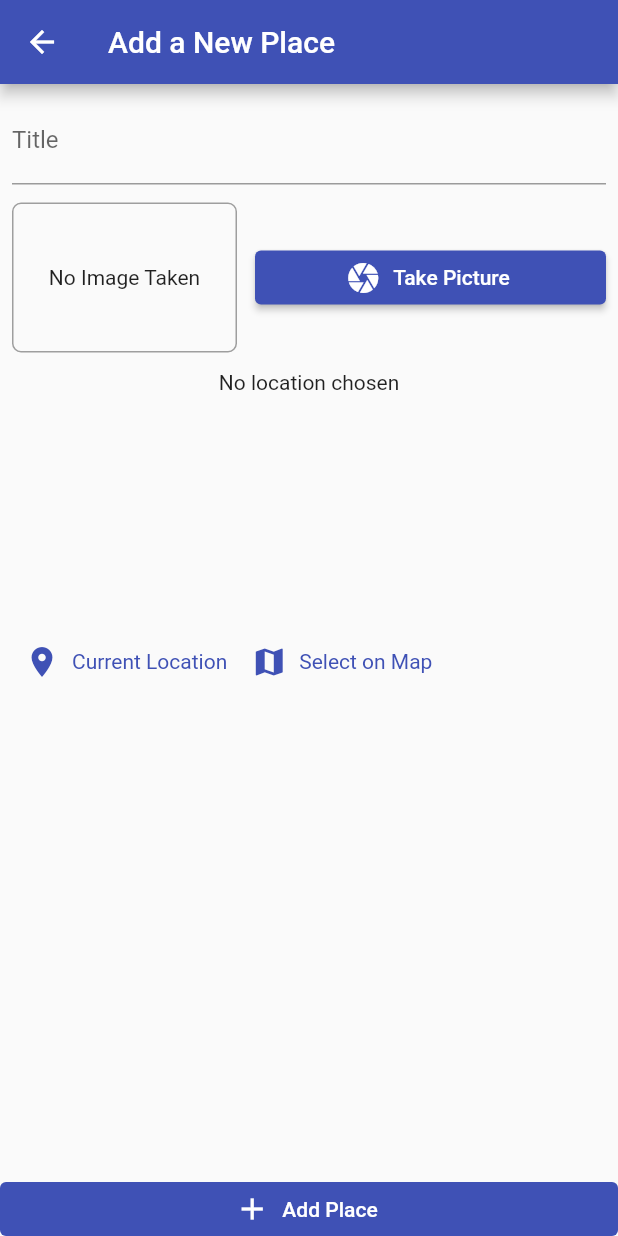
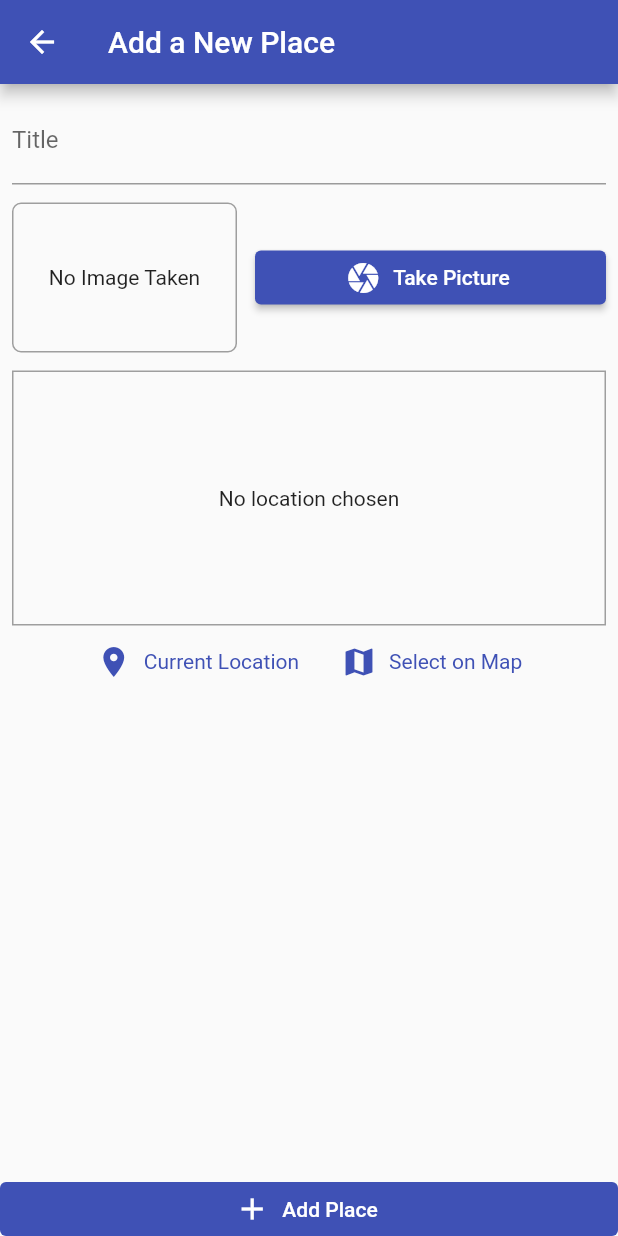
Before and after one commit to rashidwassan/flutter-native-device-features-app, a Flutter app: the AddPlaceScreen screen opened by its route, on a phone screen of 412 x 824 dp. Run offline on Flutter 3.47's test engine with Material 2 defaults, Android fonts, the phone set to English and light mode, and no system bars; our stand-ins replace image_picker, sqflite; accounts and stored records are empty.

Commit message:
add border on location image container and flat buttons alignmentt fix

```diff
--- a/lib/widgets/location_input.dart
+++ b/lib/widgets/location_input.dart
@@ -13,13 +13,20 @@ class _LocationInputState extends State<LocationInput> {
   Widget build(BuildContext context) {
     return Column(
       children: [
-        SizedBox(
+        Container(
           height: 170,
           width: double.infinity,
+          decoration: BoxDecoration(
+              border: Border.all(
+            width: 1,
+            color: Colors.grey,
+          )),
           child: _previewImageUrl == null
-              ? const Text(
-                  'No location chosen',
-                  textAlign: TextAlign.center,
+              ? const Center(
+                  child: Text(
+                    'No location chosen',
+                    textAlign: TextAlign.center,
+                  ),
                 )
               : Image.network(
                   _previewImageUrl!,
@@ -28,6 +35,7 @@ class _LocationInputState extends State<LocationInput> {
                 ),
         ),
         Row(
+          mainAxisAlignment: MainAxisAlignment.center,
           children: [
             TextButton.icon(
               onPressed: () {},
@@ -36,6 +44,9 @@ class _LocationInputState extends State<LocationInput> {
               style: ButtonStyle(
                   textStyle: MaterialStateProperty.all(
                       TextStyle(color: Theme.of(context).primaryColor))),
+            ),
+            const SizedBox(
+              width: 12,
             ),
             TextButton.icon(
               onPressed: () {},
```
